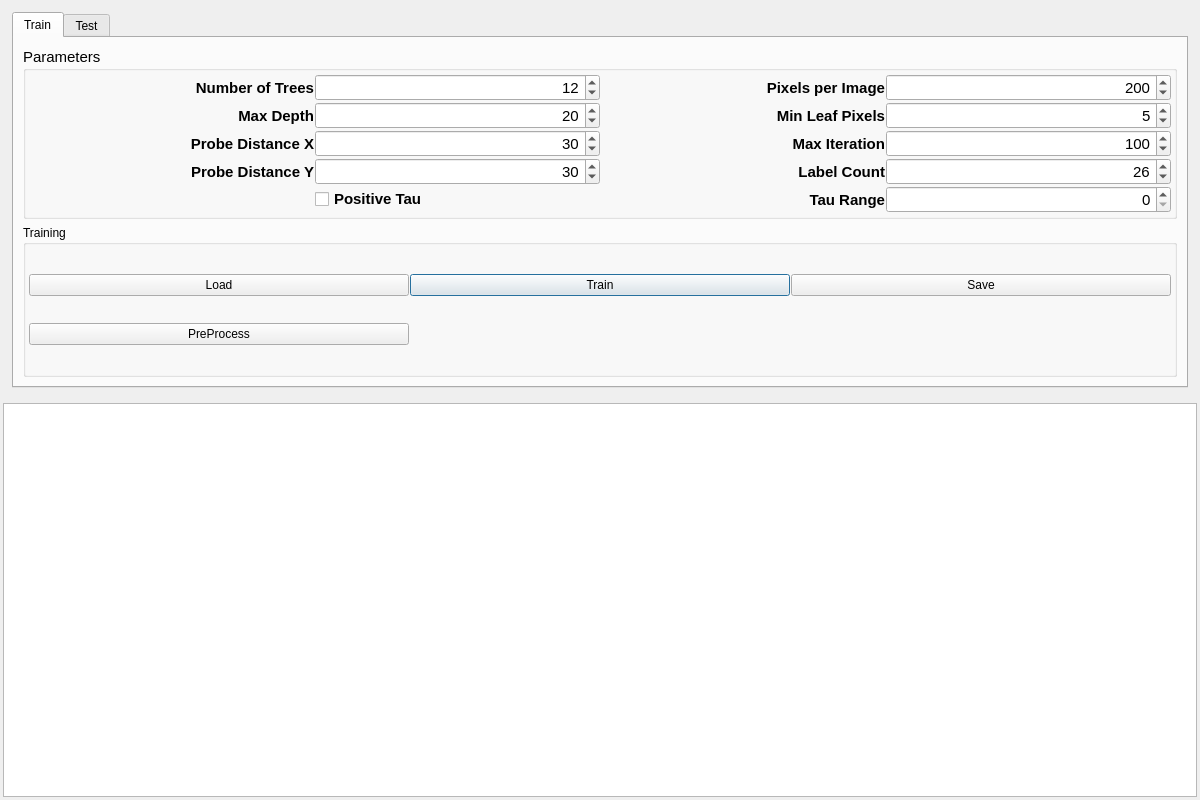
This is modules/rdf/RandomDecisionForestDialogGui.ui in Boazrciasn/RDFramework as Qt 5 draws it before an edit. The edited form follows.
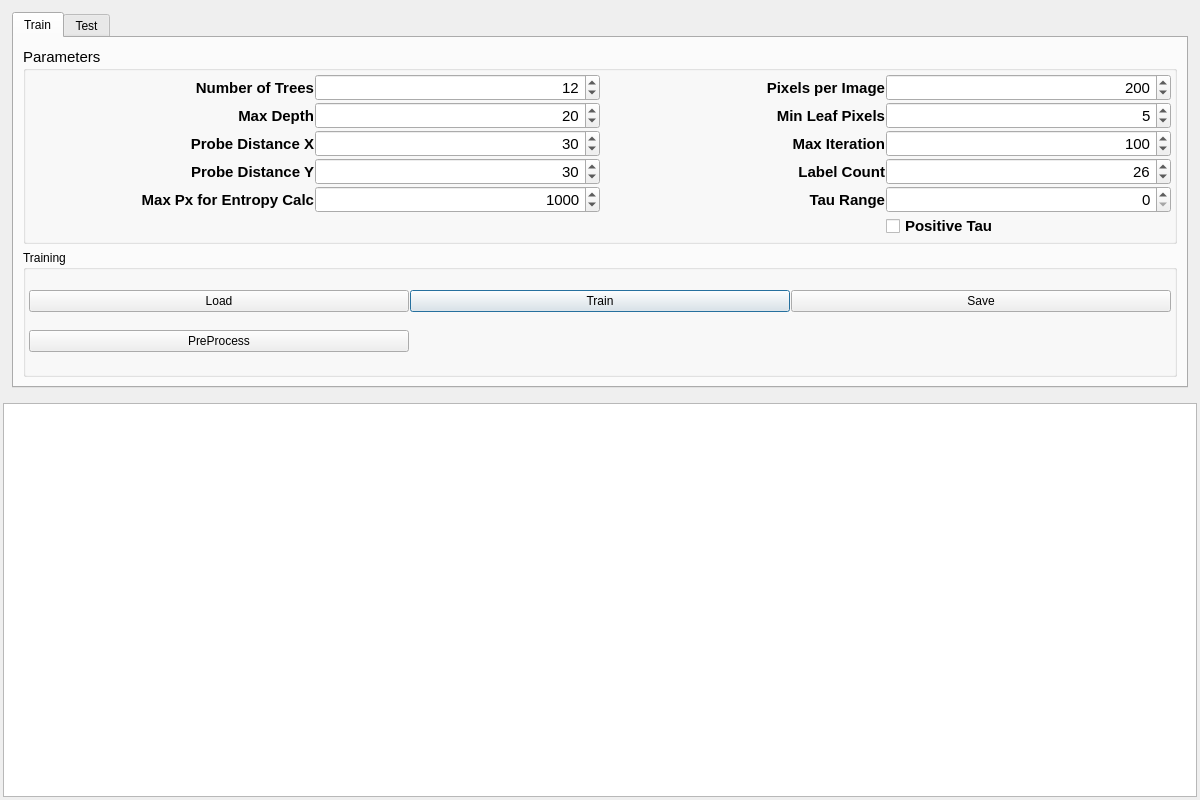
This is the edited form.

The edit to the form file:
```diff
--- a/modules/rdf/RandomDecisionForestDialogGui.ui
+++ b/modules/rdf/RandomDecisionForestDialogGui.ui
@@ -90,19 +90,6 @@
              <property name="spacing">
               <number>1</number>
              </property>
-             <item row="1" column="3">
-              <widget class="QSpinBox" name="spinBox_PixelsPerImage">
-               <property name="alignment">
-                <set>Qt::AlignRight|Qt::AlignTrailing|Qt::AlignVCenter</set>
-               </property>
-               <property name="maximum">
-                <number>1000</number>
-               </property>
-               <property name="value">
-                <number>200</number>
-               </property>
-              </widget>
-             </item>
              <item row="3" column="3">
               <widget class="QSpinBox" name="spinBox_MaxIteration">
                <property name="alignment">
@@ -119,6 +106,19 @@
                </property>
               </widget>
              </item>
+             <item row="1" column="3">
+              <widget class="QSpinBox" name="spinBox_PixelsPerImage">
+               <property name="alignment">
+                <set>Qt::AlignRight|Qt::AlignTrailing|Qt::AlignVCenter</set>
+               </property>
+               <property name="maximum">
+                <number>1000</number>
+               </property>
+               <property name="value">
+                <number>200</number>
+               </property>
+              </widget>
+             </item>
              <item row="4" column="2">
               <widget class="QLabel" name="label_LabelCount">
                <property name="font">
@@ -209,7 +209,7 @@
                </property>
               </widget>
              </item>
-             <item row="5" column="3">
+             <item row="7" column="3">
               <widget class="QSpinBox" name="spinBox_TauRange">
                <property name="alignment">
                 <set>Qt::AlignRight|Qt::AlignTrailing|Qt::AlignVCenter</set>
@@ -313,7 +313,7 @@
                </property>
               </widget>
              </item>
-             <item row="5" column="2">
+             <item row="7" column="2">
               <widget class="QLabel" name="label_TauRange">
                <property name="font">
                 <font>
@@ -342,8 +342,8 @@
                </property>
               </widget>
              </item>
-             <item row="5" column="1">
-              <widget class="QCheckBox" name="checkBox">
+             <item row="8" column="3">
+              <widget class="QCheckBox" name="checkBox_isPositive">
                <property name="font">
                 <font>
                  <weight>75</weight>
@@ -355,6 +355,38 @@
                </property>
               </widget>
              </item>
+             <item row="7" column="1">
+              <widget class="QSpinBox" name="spinBox_MaxPixelsEntropy">
+               <property name="alignment">
+                <set>Qt::AlignRight|Qt::AlignTrailing|Qt::AlignVCenter</set>
+               </property>
+               <property name="maximum">
+                <number>100000</number>
+               </property>
+               <property name="singleStep">
+                <number>1000</number>
+               </property>
+               <property name="value">
+                <number>1000</number>
+               </property>
+              </widget>
+             </item>
+             <item row="7" column="0">
+              <widget class="QLabel" name="label_PixelsPerImage_2">
+               <property name="font">
+                <font>
+                 <weight>75</weight>
+                 <bold>true</bold>
+                </font>
+               </property>
+               <property name="text">
+                <string>Max Px for Entropy Calc</string>
+               </property>
+               <property name="alignment">
+                <set>Qt::AlignRight|Qt::AlignTrailing|Qt::AlignVCenter</set>
+               </property>
+              </widget>
+             </item>
             </layout>
            </widget>
           </item>
```
Left out of the diff: 2 changed lines with no effect on the pictures.
